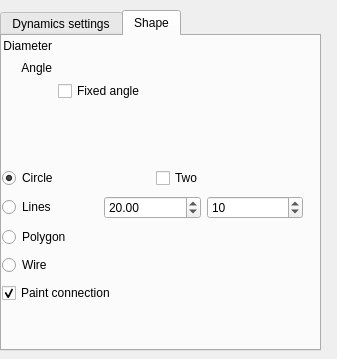
Above: krita/plugins/paintops/dynadraw/wdgdynaoptions.ui from KDE/krita before the change. Below: the same form after it.
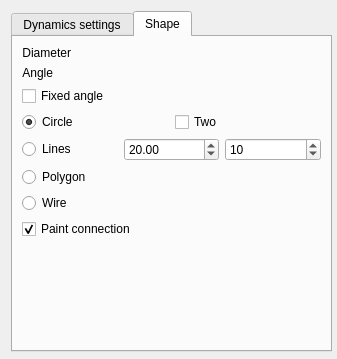
That is the form after the change. Custom widgets are drawn as their Qt base class.

Commit message: Changed the UI which contains labels and textfields into QFormLayout to set alignment issues

```diff
--- a/krita/plugins/paintops/dynadraw/wdgdynaoptions.ui
+++ b/krita/plugins/paintops/dynadraw/wdgdynaoptions.ui
@@ -22,15 +22,9 @@
     <height>359</height>
    </size>
   </property>
+  <layout class="QVBoxLayout" name="verticalLayout">
+   <item>
   <widget class="QTabWidget" name="tabWidget">
-   <property name="geometry">
-    <rect>
-     <x>0</x>
-     <y>10</y>
-     <width>321</width>
-     <height>341</height>
-    </rect>
-   </property>
    <property name="minimumSize">
     <size>
      <width>321</width>
@@ -147,16 +141,51 @@
     <attribute name="title">
      <string>Shape</string>
     </attribute>
-    <widget class="QWidget" name="layoutWidget">
-     <property name="geometry">
-      <rect>
-       <x>0</x>
-       <y>130</y>
-       <width>301</width>
-       <height>141</height>
-      </rect>
-     </property>
-     <layout class="QVBoxLayout" name="verticalLayout">
+      <layout class="QVBoxLayout" name="verticalLayout_2">
+       <item>
+        <layout class="QFormLayout" name="formLayout">
+         <item row="0" column="0">
+          <widget class="QLabel" name="label_4">
+           <property name="text">
+            <string>Diameter</string>
+           </property>
+           <property name="alignment">
+            <set>Qt::AlignRight|Qt::AlignTrailing|Qt::AlignVCenter</set>
+           </property>
+          </widget>
+         </item>
+         <item row="0" column="1">
+          <widget class="KisDoubleSliderSpinBox" name="diameterDSSB" native="true"/>
+         </item>
+         <item row="1" column="0">
+          <widget class="QLabel" name="label">
+           <property name="enabled">
+            <bool>true</bool>
+           </property>
+           <property name="text">
+            <string>Angle</string>
+           </property>
+           <property name="alignment">
+            <set>Qt::AlignRight|Qt::AlignTrailing|Qt::AlignVCenter</set>
+           </property>
+          </widget>
+         </item>
+         <item row="1" column="1">
+          <widget class="KisDoubleSliderSpinBox" name="angleSlider" native="true">
+           <property name="enabled">
+            <bool>false</bool>
+           </property>
+          </widget>
+         </item>
+        </layout>
+       </item>
+       <item>
+        <widget class="QCheckBox" name="fixedAngleChBox">
+         <property name="text">
+          <string>Fixed angle</string>
+         </property>
+        </widget>
+       </item>
       <item>
        <layout class="QHBoxLayout" name="horizontalLayout">
         <item>
@@ -233,67 +262,15 @@
         </property>
        </widget>
       </item>
-     </layout>
-    </widget>
-    <widget class="QWidget" name="">
-     <property name="geometry">
-      <rect>
-       <x>1</x>
-       <y>2</y>
-       <width>301</width>
-       <height>63</height>
-      </rect>
-     </property>
-     <layout class="QGridLayout" name="gridLayout_2" columnstretch="0,1">
-      <item row="0" column="0">
-       <widget class="QLabel" name="label_4">
-        <property name="text">
-         <string>Diameter</string>
-        </property>
-        <property name="alignment">
-         <set>Qt::AlignRight|Qt::AlignTrailing|Qt::AlignVCenter</set>
-        </property>
-       </widget>
-      </item>
-      <item row="0" column="1">
-       <widget class="KisDoubleSliderSpinBox" name="diameterDSSB" native="true"/>
-      </item>
-      <item row="1" column="0">
-       <widget class="QLabel" name="label">
-        <property name="enabled">
-         <bool>true</bool>
-        </property>
-        <property name="text">
-         <string>Angle</string>
-        </property>
-        <property name="alignment">
-         <set>Qt::AlignRight|Qt::AlignTrailing|Qt::AlignVCenter</set>
-        </property>
-       </widget>
-      </item>
-      <item row="1" column="1">
-       <widget class="KisDoubleSliderSpinBox" name="angleSlider" native="true">
-        <property name="enabled">
-         <bool>false</bool>
-        </property>
-       </widget>
-      </item>
-      <item row="2" column="1">
-       <widget class="QCheckBox" name="fixedAngleChBox">
-        <property name="text">
-         <string>Fixed angle</string>
-        </property>
-       </widget>
-      </item>
-      <item row="2" column="0">
-       <spacer name="horizontalSpacer">
+       <item>
+        <spacer name="verticalSpacer">
         <property name="orientation">
-         <enum>Qt::Horizontal</enum>
+          <enum>Qt::Vertical</enum>
         </property>
         <property name="sizeHint" stdset="0">
          <size>
-          <width>40</width>
-          <height>20</height>
+           <width>20</width>
+           <height>97</height>
          </size>
         </property>
        </spacer>
@@ -301,7 +278,8 @@
      </layout>
     </widget>
    </widget>
-  </widget>
+   </item>
+  </layout>
  </widget>
  <customwidgets>
   <customwidget>
```
Left out of the diff: 44 changed lines with no effect on the pictures. Lines whose indentation alone changed are shown as unchanged. The commit also changes 91 other files.
